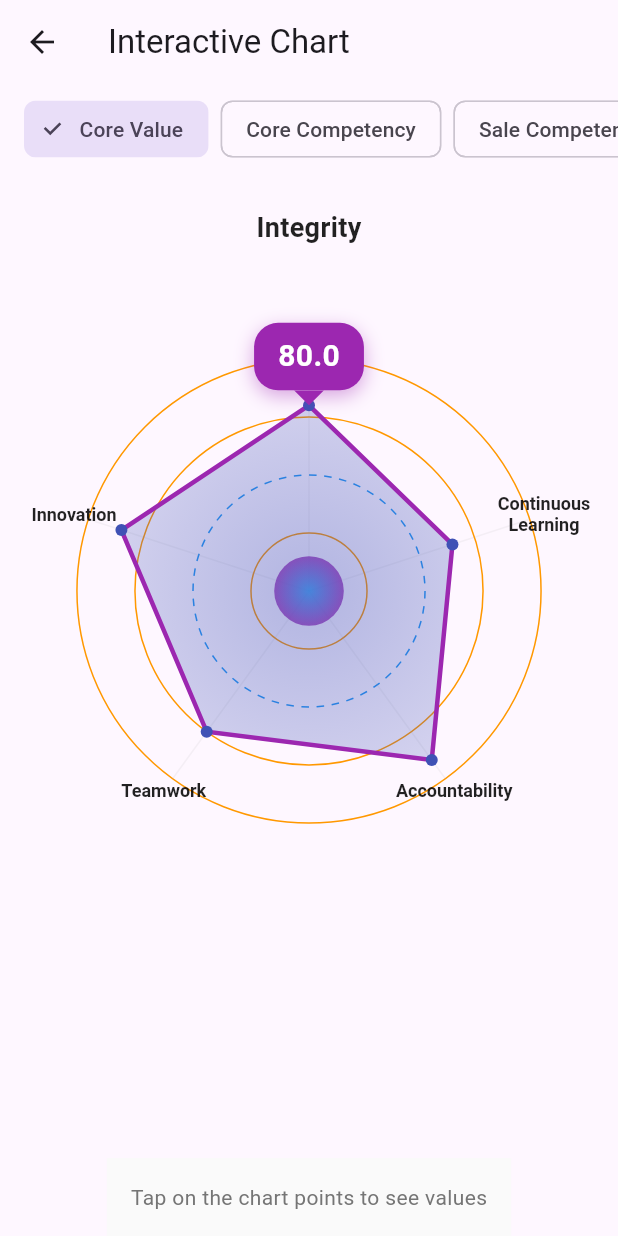
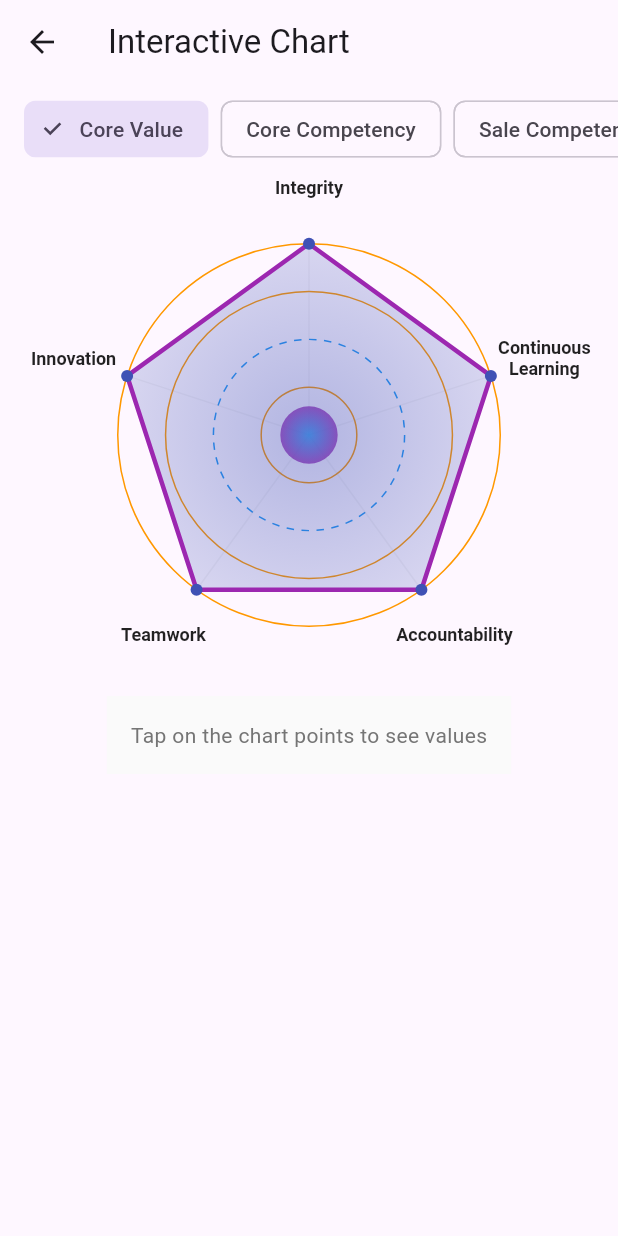
Before and after one commit to LILININL/LinSpiderMonkeyChard, a Flutter app: the screen it shows after launch, after a tap on "Interactive Chart Demo", on a phone screen of 412 x 824 dp. Run offline on Flutter 3.47's test engine with Material 3 defaults, Android fonts, the phone set to English and light mode, and no system bars.

Commit message:
fix: 🐛 fix size ,add titleLabelMode,labelRadiusFactor

```diff
--- a/example/lib/demo_pages/interactive_demo.dart
+++ b/example/lib/demo_pages/interactive_demo.dart
@@ -56,15 +56,18 @@ class _InteractiveDemoState extends State<InteractiveDemo> {
           ),
 
           // Chart Area
-          Expanded(
+          Container(
+            width: 1500,
+            // height: ?,
             child: Padding(
               padding: const EdgeInsets.all(24.0),
               child: InteractiveSpiderChart(
                 labels: labels,
-                data: data,
+                data: [100, 100, 100, 100, 100],
                 maxValue: 100,
                 size: Size.infinite,
                 theme: SpiderChartThemeData(
+                  labelRadiusFactor: 1.2,
                   // กำหนดทิศทางของสามเหลี่ยม (up หรือ down)
                   triangleDirection: TriangleDirection.up,
                   // centerCircleGradientColors: [Colors.black, Colors.grey],
@@ -73,11 +76,14 @@ class _InteractiveDemoState extends State<InteractiveDemo> {
                   gridLineColor: Colors.orange,
                   // labelOffsetFromChart: 20,
                   // bubbleOffset: 0,
-                  bubbleAnchor: BubbleAnchor.dataPoint,
+                  chartTopOffset: 0,
+                  titleSelectedLabelTopOffset: 30,
+                  showTitleSelectedLabel: true,
+                  bubbleAnchor: BubbleAnchor.label,
                   rotateToTop: false,
                   rotationDuration: Duration(milliseconds: 1000),
                   showSelectedLabel: true,
-                  titleLabelMode: TitleLabelMode.shown,
+                  titleLabelMode: TitleLabelMode.hidden,
 
                   titleSelectedLabelStyle: TextStyle(
                     color: Colors.black87,
--- a/example/lib/demo_pages/spline_chart_demo.dart
+++ b/example/lib/demo_pages/spline_chart_demo.dart
@@ -87,9 +87,10 @@ class _SplineChartDemoState extends State<SplineChartDemo> {
                     fontSize: 12,
                     fontWeight: FontWeight.bold,
                   ),
+                  showTitleSelectedLabel: true,
                   bubbleAnchor: BubbleAnchor.label,
                   autoTriangleDirection: true,
-                  titleLabelMode: TitleLabelMode.shown,
+                  titleLabelMode: TitleLabelMode.hidden,
                   titleLabelBehavior: TitleLabelBehavior.toggleOnTap,
                   titleSelectedLabelTopOffset: 0,
                   titleSelectedLabelStyle: TextStyle(
--- a/lib/widgets/interactive_spider_chart.dart
+++ b/lib/widgets/interactive_spider_chart.dart
@@ -33,6 +33,7 @@ class InteractiveSpiderChart extends StatefulWidget {
 class _InteractiveSpiderChartState extends State<InteractiveSpiderChart> {
   int? selectedIndex;
   double _targetRotation = 0.0;
+  bool _lastTitleVisible = false;
 
   @override
   void initState() {
@@ -43,19 +44,6 @@ class _InteractiveSpiderChartState extends State<InteractiveSpiderChart> {
   void _initializeSelection() {
     if (widget.initialSelectedIndex != null) {
       selectedIndex = widget.initialSelectedIndex;
-    } else if (widget.data.isNotEmpty) {
-      // Find first index with score > 0
-      int foundIndex = -1;
-      for (int i = 0; i < widget.data.length; i++) {
-        if ((widget.data[i] ?? 0) > 0) {
-          foundIndex = i;
-          break;
-        }
-      }
-
-      if (foundIndex != -1) {
-        selectedIndex = foundIndex;
-      }
     }
 
     if (selectedIndex != null &&
@@ -80,7 +68,9 @@ class _InteractiveSpiderChartState extends State<InteractiveSpiderChart> {
           widget.maxValue;
       targetRadius = radius * value;
     } else {
-      targetRadius = radius + widget.theme.labelOffsetFromChart;
+      targetRadius =
+          (radius + widget.theme.labelOffsetFromChart) *
+          widget.theme.labelRadiusFactor;
     }
 
     final angleStep = (2 * pi) / widget.labels.length;
@@ -148,10 +138,22 @@ class _InteractiveSpiderChartState extends State<InteractiveSpiderChart> {
             widget.theme.titleLabelMode == TitleLabelMode.shown &&
                 selectedIndex != null &&
                 widget.labels.isNotEmpty;
-        // Reserve extra space for the animated title without moving the chart itself.
-        const double titleSpace = 80.0;
-        final double chartTopOffset = widget.theme.chartTopOffset;
-        final double totalHeight = height + titleSpace;
+        final bool shouldAnimateTitle = isTitleVisible && !_lastTitleVisible;
+        WidgetsBinding.instance.addPostFrameCallback((_) {
+          if (!mounted) return;
+          _lastTitleVisible = isTitleVisible;
+        });
+        final double titleSpace = widget.theme.titleSlideSpace;
+        final double extraTitleSpace = isTitleVisible ? titleSpace : 0.0;
+        final double chartTopOffset = widget.theme.chartTopOffset + extraTitleSpace;
+        final double totalHeight = height + extraTitleSpace;
+        final Duration slideDuration = widget.theme.enableTitleSlide
+            ? widget.theme.titleSlideDuration
+            : Duration.zero;
+        final Duration titleSwitchDuration =
+            shouldAnimateTitle ? slideDuration : Duration.zero;
+        final Curve slideCurve = widget.theme.titleSlideCurve;
+        final double slideOffset = shouldAnimateTitle ? -0.2 : 0.0;
 
         final chartSize = Size(width, height);
         final radius = min(width, height) / 2 * 0.85;
@@ -210,7 +212,9 @@ class _InteractiveSpiderChartState extends State<InteractiveSpiderChart> {
               chartTopOffset + (height / 2) - targetRadius;
         }
 
-        return SizedBox(
+        return AnimatedContainer(
+          duration: slideDuration,
+          curve: slideCurve,
           width: width,
           height: totalHeight,
           child: TweenAnimationBuilder<double>(
@@ -229,16 +233,21 @@ class _InteractiveSpiderChartState extends State<InteractiveSpiderChart> {
                         widget.theme.titleSelectedLabelTopOffset,
                     left: 16,
                     right: 16,
-                    child: AnimatedSwitcher(
-                      duration: widget.theme.rotationDuration,
+                  child: AnimatedSwitcher(
+                      duration: titleSwitchDuration,
+                      layoutBuilder: (currentChild, previousChildren) {
+                        return currentChild ?? const SizedBox.shrink();
+                      },
                       transitionBuilder: (child, animation) {
-                        final curved =
-                            CurvedAnimation(parent: animation, curve: Curves.easeInOut);
+                        final curved = CurvedAnimation(
+                          parent: animation,
+                          curve: widget.theme.titleSlideCurve,
+                        );
                         return FadeTransition(
                           opacity: curved,
                           child: SlideTransition(
                             position: Tween<Offset>(
-                              begin: const Offset(0, -0.2),
+                              begin: Offset(0, slideOffset),
                               end: Offset.zero,
                             ).animate(curved),
                             child: child,
@@ -257,7 +266,9 @@ class _InteractiveSpiderChartState extends State<InteractiveSpiderChart> {
                           : const SizedBox.shrink(key: ValueKey<String>('no-title')),
                     ),
                   ),
-                  Positioned(
+                  AnimatedPositioned(
+                    duration: slideDuration,
+                    curve: slideCurve,
                     top: chartTopOffset,
                     left: 0,
                     right: 0,
@@ -373,6 +384,15 @@ class _InteractiveSpiderChartState extends State<InteractiveSpiderChart> {
       },
     );
   }
+
+  @override
+  void didUpdateWidget(covariant InteractiveSpiderChart oldWidget) {
+    super.didUpdateWidget(oldWidget);
+    // Reset title visibility tracking if labels list shrinks to empty.
+    if (widget.labels.isEmpty) {
+      _lastTitleVisible = false;
+    }
+  }
 }
 
 class _TrianglePositionDelegate extends SingleChildLayoutDelegate {
--- a/lib/widgets/spider_chart.dart
+++ b/lib/widgets/spider_chart.dart
@@ -57,12 +57,13 @@ class SpiderChart extends StatelessWidget {
 
     final center = Offset(size.width / 2, size.height / 2);
     final radius = min(size.width, size.height) / 2 * 0.85;
+    final labelRadiusBase = radius + theme.labelOffsetFromChart;
     final angleStep = (2 * pi) / labels.length;
     final startAngle = -pi / 2 + rotationAngle;
 
     for (int i = 0; i < labels.length; i++) {
       final angle = startAngle + (angleStep * i);
-      final labelRadius = radius + theme.labelOffsetFromChart;
+      final labelRadius = labelRadiusBase * theme.labelRadiusFactor;
       final labelX = center.dx + labelRadius * cos(angle);
       final labelY = center.dy + labelRadius * sin(angle);
 
@@ -115,6 +116,7 @@ class _SpiderChartPainter extends CustomPainter {
   void paint(Canvas canvas, Size size) {
     final center = Offset(size.width / 2, size.height / 2);
     final radius = min(size.width, size.height) / 2 * 0.85;
+    final labelRadiusBase = radius + theme.labelOffsetFromChart;
 
     final paintGrid = Paint()
       ..style = PaintingStyle.stroke
@@ -163,7 +165,7 @@ class _SpiderChartPainter extends CustomPainter {
 
         canvas.drawLine(center, Offset(axisEndX, axisEndY), paintAxis);
 
-        final labelRadius = radius + theme.labelOffsetFromChart;
+        final labelRadius = labelRadiusBase * theme.labelRadiusFactor;
         final labelX = center.dx + labelRadius * cos(angle);
         final labelY = center.dy + labelRadius * sin(angle);
 
--- a/lib/widgets/spider_chart_theme.dart
+++ b/lib/widgets/spider_chart_theme.dart
@@ -61,6 +61,18 @@ class SpiderChartThemeData {
   /// - [TitleLabelBehavior.toggleOnTap]: tapping the same point hides/shows it.
   final TitleLabelBehavior titleLabelBehavior;
 
+  /// Vertical space reserved when the title is visible (used to slide chart down).
+  final double titleSlideSpace;
+
+  /// Whether to animate the chart/title sliding when toggling visibility.
+  final bool enableTitleSlide;
+
+  /// Duration for the slide/fade animations related to the title visibility.
+  final Duration titleSlideDuration;
+
+  /// Curve for the slide/fade animations related to the title visibility.
+  final Curve titleSlideCurve;
+
   /// Whether to use spline (curved) lines for the data polygon
   final bool useSpline;
 
@@ -75,6 +87,9 @@ class SpiderChartThemeData {
 
   /// Distance from the chart outer ring to the labels
   final double labelOffsetFromChart;
+
+  /// Multiplier for label radius (use >1 to push labels outward, <1 to pull inward)
+  final double labelRadiusFactor;
 
   /// Vertical offset for the score bubble
   final double bubbleOffset;
@@ -137,6 +152,10 @@ class SpiderChartThemeData {
     bool? showTitleSelectedLabel,
     TitleLabelMode titleLabelMode = TitleLabelMode.hidden,
     this.titleLabelBehavior = TitleLabelBehavior.always,
+    this.titleSlideSpace = 60.0,
+    this.enableTitleSlide = true,
+    this.titleSlideDuration = const Duration(milliseconds: 450),
+    this.titleSlideCurve = Curves.easeInOutCubic,
     this.useSpline = false,
     this.titleSelectedLabelStyle = const TextStyle(
       color: Colors.black87,
@@ -146,6 +165,7 @@ class SpiderChartThemeData {
     this.titleSelectedLabelTopOffset = 0.0,
     this.chartTopOffset = 0.0,
     this.labelOffsetFromChart = 10.0,
+    this.labelRadiusFactor = 1.0,
     this.bubbleOffset = 10.0,
     this.strokeWidth = 3.0,
     this.pointSize = 4.0,
@@ -183,10 +203,15 @@ class SpiderChartThemeData {
     bool? showTitleSelectedLabel,
     TitleLabelMode? titleLabelMode,
     TitleLabelBehavior? titleLabelBehavior,
+    double? titleSlideSpace,
+    bool? enableTitleSlide,
+    Duration? titleSlideDuration,
+    Curve? titleSlideCurve,
     TextStyle? titleSelectedLabelStyle,
     double? titleSelectedLabelTopOffset,
     double? chartTopOffset,
     double? labelOffsetFromChart,
+    double? labelRadiusFactor,
     double? bubbleOffset,
     double? strokeWidth,
     double? pointSize,
@@ -226,12 +251,17 @@ class SpiderChartThemeData {
           resolvedTitleLabelMode == TitleLabelMode.shown,
       titleLabelMode: resolvedTitleLabelMode,
       titleLabelBehavior: titleLabelBehavior ?? this.titleLabelBehavior,
+      titleSlideSpace: titleSlideSpace ?? this.titleSlideSpace,
+      enableTitleSlide: enableTitleSlide ?? this.enableTitleSlide,
+      titleSlideDuration: titleSlideDuration ?? this.titleSlideDuration,
+      titleSlideCurve: titleSlideCurve ?? this.titleSlideCurve,
       titleSelectedLabelStyle:
           titleSelectedLabelStyle ?? this.titleSelectedLabelStyle,
       titleSelectedLabelTopOffset:
           titleSelectedLabelTopOffset ?? this.titleSelectedLabelTopOffset,
       chartTopOffset: chartTopOffset ?? this.chartTopOffset,
       labelOffsetFromChart: labelOffsetFromChart ?? this.labelOffsetFromChart,
+      labelRadiusFactor: labelRadiusFactor ?? this.labelRadiusFactor,
       bubbleOffset: bubbleOffset ?? this.bubbleOffset,
       strokeWidth: strokeWidth ?? this.strokeWidth,
       pointSize: pointSize ?? this.pointSize,
```
